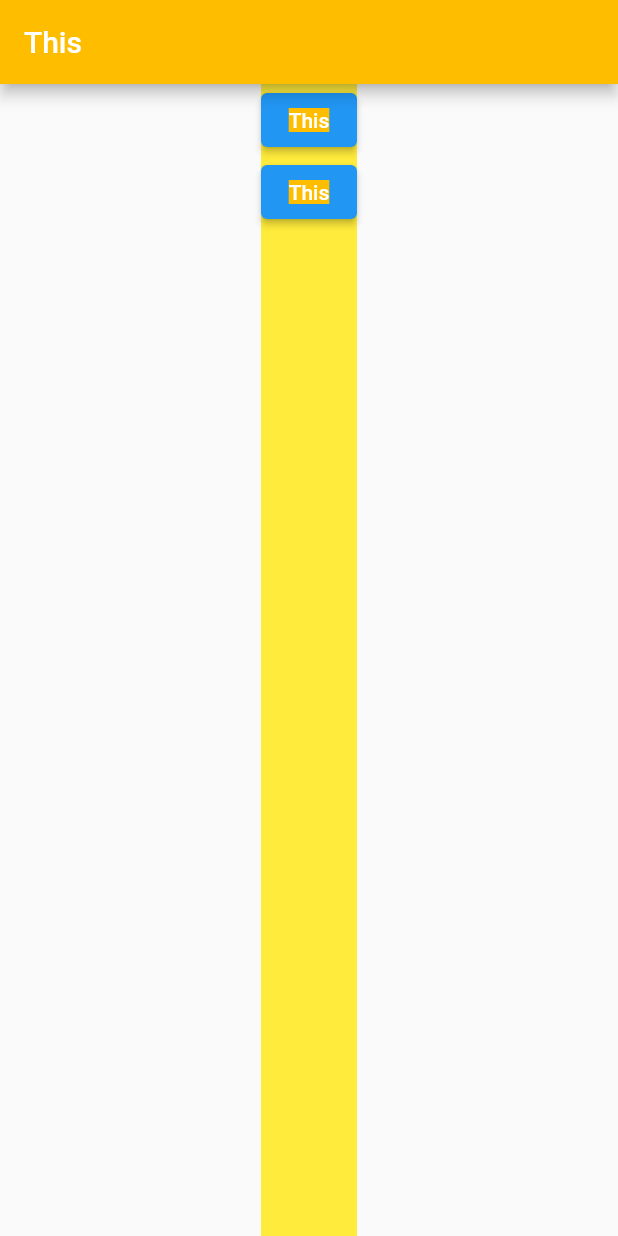
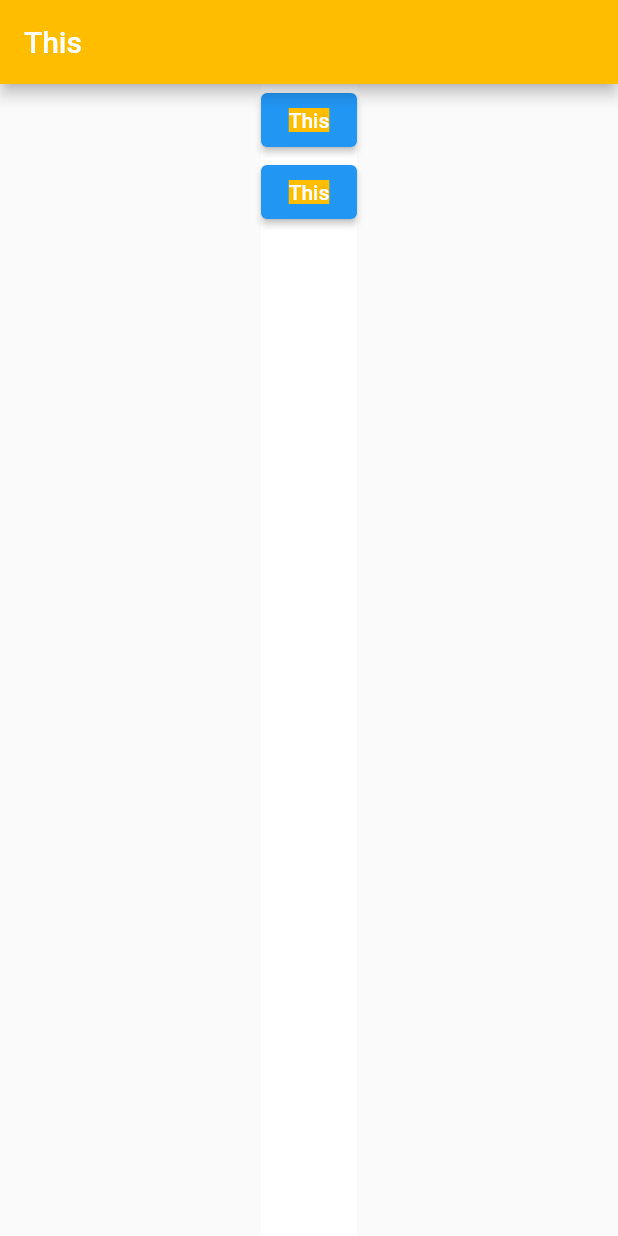
Before and after one commit to issue-one/offTime_android_app, a Flutter app: the screen it shows after launch, on a phone screen of 412 x 824 dp. Run offline on Flutter 3.47's test engine with Material 2 defaults, Android fonts, the phone set to English and light mode, and no system bars; our stand-ins replace bloc, bubble_bottom_bar, carousel_slider, flutter_bloc.

Commit message:
changed the yellow color in dynamic theme.

```diff
--- a/lib/widgets/theme/app_theme.dart
+++ b/lib/widgets/theme/app_theme.dart
@@ -2,7 +2,7 @@ import 'package:flutter/material.dart';
 
 
 final lightAppTheme = ThemeData(
-  primaryColor: Colors.yellow,
+  primaryColor: Colors.white,
   accentColor: Colors.black,
   focusColor: Color.fromRGBO(255,189,0,1.0),
   textTheme: TextTheme(
@@ -23,7 +23,7 @@ final darkAppTheme = ThemeData(
       fontFamily: 'Corben',
       fontWeight: FontWeight.w700,
       fontSize: 24,
-      color: Colors.white,
+      color: Colors.black,
     ),
   ),
 );
```
